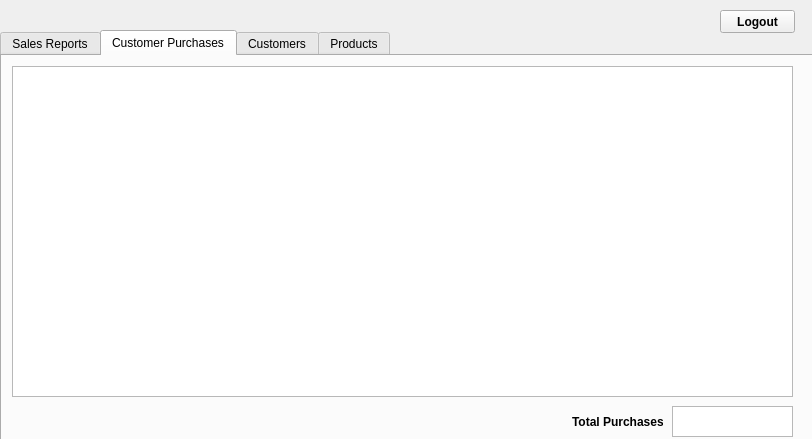
Above: adminpanel.ui from NickReardon/P2-Bulk-Club-Project before the change. Below: the same form after it.
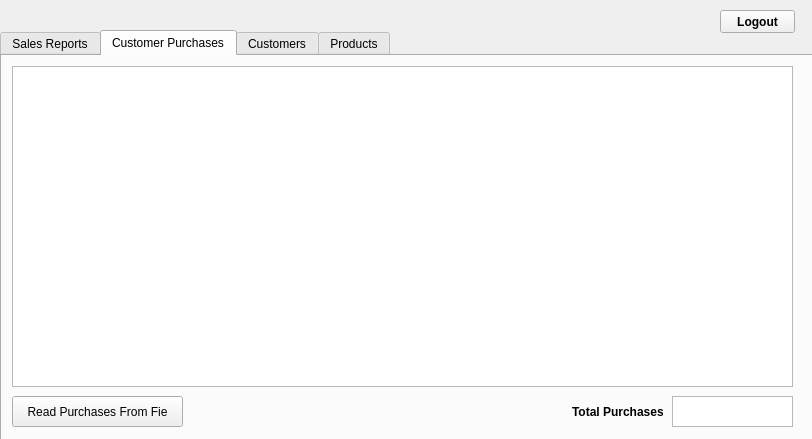
That is the form after the change. The open tabs and pages were chosen to show the change.

Commit message:
Added read purchases from file functionality
readFromFile:
- added readfromfile dialogue window
---on the customer purchases tab
- added file browser to select a text file
- progress bar updates as it progresses the file read
- can read from multiple files (one at a time) before closing

Patch:
```diff
--- a/adminpanel.ui
+++ b/adminpanel.ui
@@ -363,7 +363,7 @@
        <x>10</x>
        <y>10</y>
        <width>781</width>
-       <height>331</height>
+       <height>321</height>
       </rect>
      </property>
     </widget>
@@ -371,7 +371,7 @@
      <property name="geometry">
       <rect>
        <x>670</x>
-       <y>350</y>
+       <y>340</y>
        <width>121</width>
        <height>31</height>
       </rect>
@@ -381,7 +381,7 @@
      <property name="geometry">
       <rect>
        <x>570</x>
-       <y>350</y>
+       <y>340</y>
        <width>91</width>
        <height>31</height>
       </rect>
@@ -396,6 +396,24 @@
       <string>Total Purchases</string>
      </property>
     </widget>
+    <widget class="QPushButton" name="readFromFileButton">
+     <property name="geometry">
+      <rect>
+       <x>10</x>
+       <y>340</y>
+       <width>171</width>
+       <height>31</height>
+      </rect>
+     </property>
+     <property name="font">
+      <font>
+       <strikeout>false</strikeout>
+      </font>
+     </property>
+     <property name="text">
+      <string>Read Purchases From Fie</string>
+     </property>
+    </widget>
    </widget>
    <widget class="QWidget" name="tab_3">
     <attribute name="title">
```
Left out of the diff: 26 changed lines with no effect on the pictures. The commit also changes 9 other files.
